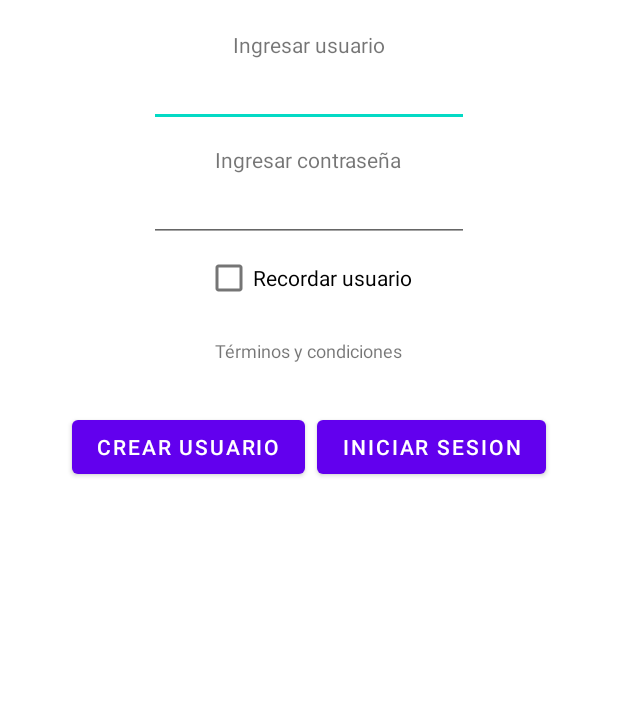
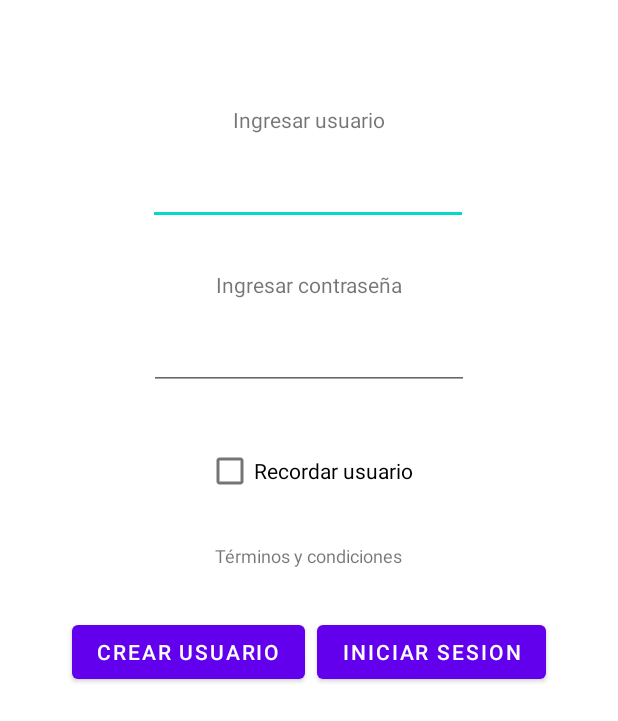
Before and after one commit to RodrigoPasquali/LibrosKotlin, an Android app: the screen it shows after launch (MainActivity), on a phone screen of 412 x 824 dp. Shown: the top 721 px of the screen. Run offline under Robolectric (Android 15) with nearby library versions, the light colour scheme and no system bars.

Commit message:
Se cambia pantalla main de LinearLayout a ConstrainLayout

```diff
--- a/app/src/main/java/com/educacionit/libros/MainActivity.java
+++ b/app/src/main/java/com/educacionit/libros/MainActivity.java
@@ -23,7 +23,7 @@ public class MainActivity extends AppCompatActivity {
     @Override
     protected void onCreate(Bundle savedInstanceState) {
         super.onCreate(savedInstanceState);
-        setContentView(R.layout.activity_main);
+        setContentView(R.layout.activity_main_constrain);
 
         preferences = getPreferences(MODE_PRIVATE);
         setupUI();
--- /dev/null
+++ b/app/src/main/res/layout/activity_main_constrain.xml
@@ -0,0 +1,103 @@
+<?xml version="1.0" encoding="utf-8"?>
+<androidx.constraintlayout.widget.ConstraintLayout
+    xmlns:android="http://schemas.android.com/apk/res/android"
+    xmlns:app="http://schemas.android.com/apk/res-auto"
+    xmlns:tools="http://schemas.android.com/tools"
+    android:layout_width="match_parent"
+    android:layout_height="match_parent"
+    android:gravity="center_horizontal"
+    android:padding="20dp"
+    tools:context=".MainActivity">
+
+    <TextView
+        android:id="@+id/textView"
+        android:layout_width="wrap_content"
+        android:layout_height="wrap_content"
+        android:layout_marginTop="50dp"
+        android:text="Ingresar usuario"
+        app:layout_constraintEnd_toEndOf="parent"
+        app:layout_constraintStart_toStartOf="parent"
+        app:layout_constraintTop_toTopOf="parent" />
+
+    <EditText
+        android:id="@+id/etUsuario"
+        android:layout_width="wrap_content"
+        android:layout_height="wrap_content"
+        android:layout_marginTop="15dp"
+        android:ems="10"
+        app:layout_constraintEnd_toEndOf="parent"
+        app:layout_constraintHorizontal_bias="0.497"
+        app:layout_constraintStart_toStartOf="parent"
+        app:layout_constraintTop_toBottomOf="@+id/textView" />
+
+    <TextView
+        android:id="@+id/textView2"
+        android:layout_width="wrap_content"
+        android:layout_height="wrap_content"
+        android:layout_marginTop="30dp"
+        android:text="Ingresar contraseña"
+        app:layout_constraintEnd_toEndOf="parent"
+        app:layout_constraintStart_toStartOf="parent"
+        app:layout_constraintTop_toBottomOf="@+id/etUsuario" />
+
+    <EditText
+        android:id="@+id/etContraseña"
+        android:layout_width="wrap_content"
+        android:layout_height="wrap_content"
+        android:layout_marginTop="15dp"
+        android:ems="10"
+        android:inputType="textPassword"
+        app:layout_constraintEnd_toEndOf="parent"
+        app:layout_constraintStart_toStartOf="parent"
+        app:layout_constraintTop_toBottomOf="@+id/textView2" />
+
+    <CheckBox
+        android:id="@+id/checkBoxRecordar"
+        android:layout_width="wrap_content"
+        android:layout_height="wrap_content"
+        android:layout_marginTop="30dp"
+        android:text="Recordar usuario"
+        app:layout_constraintEnd_toEndOf="parent"
+        app:layout_constraintStart_toStartOf="parent"
+        app:layout_constraintTop_toBottomOf="@+id/etContraseña" />
+
+    <TextView
+        android:id="@+id/txtTerminosYCondiciones"
+        android:layout_width="wrap_content"
+        android:layout_height="wrap_content"
+        android:layout_marginTop="20dp"
+        android:padding="4dp"
+        android:text="@string/terminos_y_condiciones"
+        android:textSize="12sp"
+        app:layout_constraintEnd_toEndOf="parent"
+        app:layout_constraintStart_toStartOf="parent"
+        app:layout_constraintTop_toBottomOf="@+id/checkBoxRecordar" />
+
+    <LinearLayout
+        android:layout_width="match_parent"
+        android:layout_height="wrap_content"
+        android:layout_margin="24dp"
+        android:layout_marginTop="30dp"
+        android:weightSum="1"
+        app:layout_constraintEnd_toEndOf="parent"
+        app:layout_constraintStart_toStartOf="parent"
+        app:layout_constraintTop_toBottomOf="@+id/txtTerminosYCondiciones">
+
+        <Button
+            android:layout_width="wrap_content"
+            android:layout_height="wrap_content"
+            android:layout_margin="4dp"
+            android:layout_weight=".5"
+            android:text="Crear Usuario" />
+
+        <Button
+            android:id="@+id/btnIniciarSesion"
+            android:layout_width="wrap_content"
+            android:layout_height="wrap_content"
+            android:layout_margin="4dp"
+            android:layout_weight=".5"
+            android:text="Iniciar sesion" />
+
+    </LinearLayout>
+
+</androidx.constraintlayout.widget.ConstraintLayout>
```
